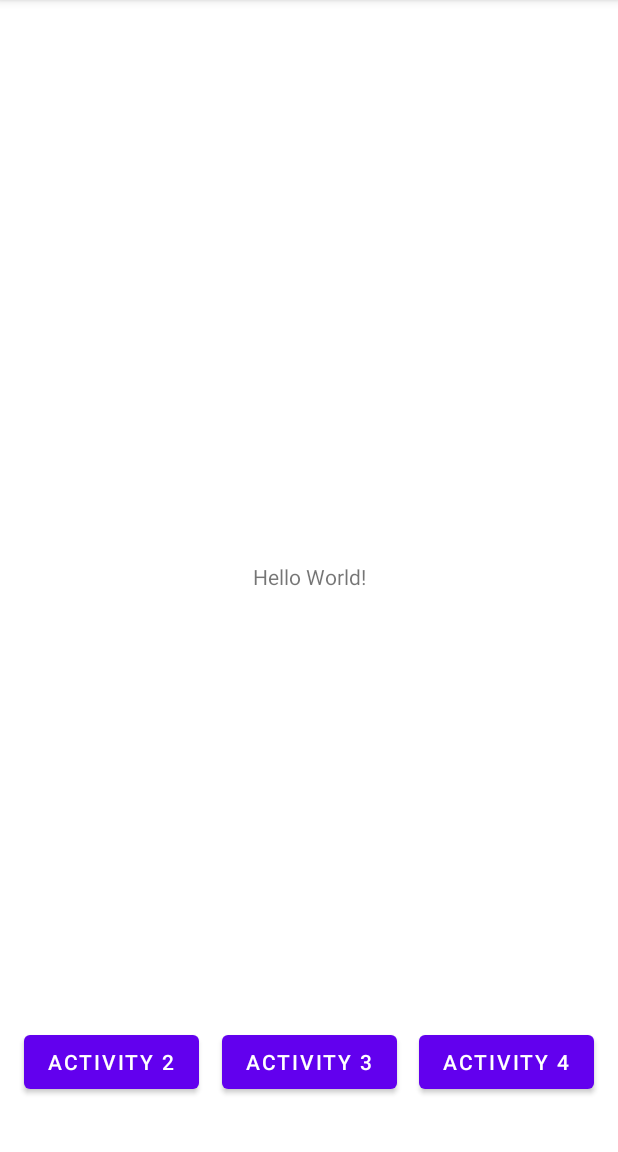
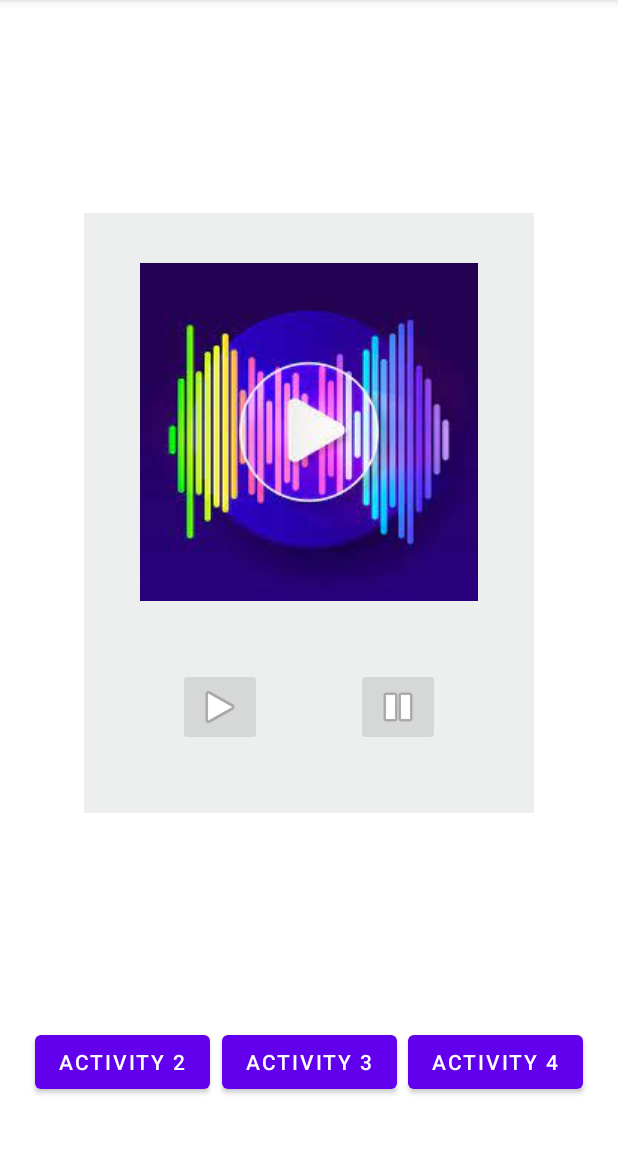
Before and after one commit to alberto-araguas/PAC_MP8, an Android app: the screen it shows after launch (MainActivity), on a phone screen of 412 x 824 dp, the part 84-1236 px from its top. Run offline under Robolectric (Android 15) with nearby library versions, the light colour scheme and no system bars.

Commit message:
elementos insrtados y constrainados

```diff
--- a/app/src/main/res/layout/activity_main.xml
+++ b/app/src/main/res/layout/activity_main.xml
@@ -5,15 +5,6 @@
     android:layout_width="match_parent"
     android:layout_height="match_parent"
     tools:context=".MainActivity">
-
-    <TextView
-        android:layout_width="wrap_content"
-        android:layout_height="wrap_content"
-        android:text="Hello World!"
-        app:layout_constraintBottom_toBottomOf="parent"
-        app:layout_constraintLeft_toLeftOf="parent"
-        app:layout_constraintRight_toRightOf="parent"
-        app:layout_constraintTop_toTopOf="parent" />
 
     <Button
         android:id="@+id/btnIrActivity2"
@@ -23,19 +14,18 @@
         android:layout_marginBottom="36dp"
         android:text="@string/boton_1"
         app:layout_constraintBottom_toBottomOf="parent"
-        app:layout_constraintStart_toStartOf="parent" />
+        app:layout_constraintStart_toStartOf="parent"
+        app:layout_constraintEnd_toStartOf="@+id/btnIrActivity3"/>
 
     <Button
         android:id="@+id/btnIrActivity3"
         android:layout_width="wrap_content"
         android:layout_height="wrap_content"
-        android:layout_marginStart="157dp"
-        android:layout_marginEnd="157dp"
         android:layout_marginBottom="36dp"
         android:text="@string/boton_2"
         app:layout_constraintBottom_toBottomOf="parent"
-        app:layout_constraintEnd_toEndOf="parent"
-        app:layout_constraintStart_toStartOf="parent"
+        app:layout_constraintEnd_toStartOf="@+id/btnIrActivity4"
+        app:layout_constraintStart_toEndOf="@+id/btnIrActivity2"
         tools:ignore="MissingConstraints" />
 
     <Button
@@ -46,6 +36,47 @@
         android:layout_marginBottom="36dp"
         android:text="@string/boton_3"
         app:layout_constraintBottom_toBottomOf="parent"
-        app:layout_constraintEnd_toEndOf="parent" />
+        app:layout_constraintEnd_toEndOf="parent"
+        app:layout_constraintStart_toEndOf="@+id/btnIrActivity3"/>
+
+    <View
+        android:id="@+id/vwPlayer"
+        android:layout_width="300dp"
+        android:layout_height="400dp"
+        android:background="#ECEFEE"
+        app:layout_constraintBottom_toTopOf="@+id/btnIrActivity3"
+        app:layout_constraintEnd_toEndOf="parent"
+        app:layout_constraintStart_toStartOf="parent"
+        app:layout_constraintTop_toTopOf="parent" />
+
+    <ImageView
+        android:id="@+id/imageView2"
+        android:layout_width="wrap_content"
+        android:layout_height="wrap_content"
+        android:layout_marginTop="33dp"
+        app:layout_constraintEnd_toEndOf="@+id/vwPlayer"
+        app:layout_constraintStart_toStartOf="@+id/vwPlayer"
+        app:layout_constraintTop_toTopOf="@+id/vwPlayer"
+        app:srcCompat="@drawable/reproductor" />
+
+    <ImageButton
+        android:id="@+id/btnPlay"
+        android:layout_width="wrap_content"
+        android:layout_height="wrap_content"
+        app:layout_constraintBottom_toBottomOf="@+id/vwPlayer"
+        app:layout_constraintEnd_toStartOf="@+id/btnStop"
+        app:layout_constraintStart_toStartOf="@+id/vwPlayer"
+        app:layout_constraintTop_toBottomOf="@+id/imageView2"
+        app:srcCompat="@android:drawable/ic_media_play" />
+
+    <ImageButton
+        android:id="@+id/btnStop"
+        android:layout_width="wrap_content"
+        android:layout_height="wrap_content"
+        app:layout_constraintBottom_toBottomOf="@+id/vwPlayer"
+        app:layout_constraintEnd_toEndOf="@+id/vwPlayer"
+        app:layout_constraintStart_toEndOf="@+id/btnPlay"
+        app:layout_constraintTop_toBottomOf="@+id/imageView2"
+        app:srcCompat="@android:drawable/ic_media_pause" />
 
 </androidx.constraintlayout.widget.ConstraintLayout>
```
Also changed, not shown: app/src/main/res/drawable-v24/reproductor.png (added).
